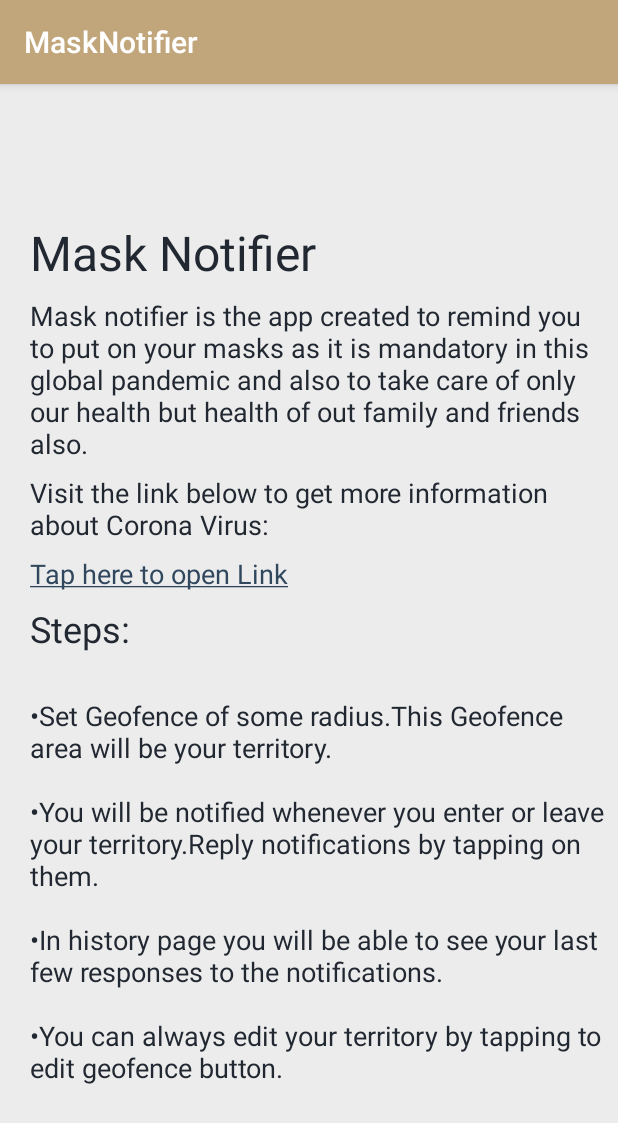
After one commit to RKtheGREAT007/MaskNotifier, an Android app: the About screen opened directly, with no data from a screen before it, on a phone screen of 412 x 824 dp. The commit adds this screen. Shown: the top 1123 px of the screen. Run offline under Robolectric (Android 15) with nearby library versions, the phone set to English and light mode, and no system bars.

```diff
--- a/app/build.gradle
+++ b/app/build.gradle
@@ -1,4 +1,5 @@
 apply plugin: 'com.android.application'
+apply plugin: 'com.google.gms.google-services'
 
 android {
     compileSdkVersion 30
@@ -38,6 +39,8 @@ dependencies {
     implementation 'com.google.android.gms:play-services-location:17.1.0'
     //noinspection GradleCompatible
     implementation "com.android.support:support-compat:28.0.0"
+    implementation 'com.google.firebase:firebase-auth:19.4.0'
+    implementation 'com.google.firebase:firebase-firestore:21.7.1'
     testImplementation 'junit:junit:4.12'
     androidTestImplementation 'androidx.test.ext:junit:1.1.2'
     androidTestImplementation 'androidx.test.espresso:espresso-core:3.3.0'
--- /dev/null
+++ b/app/src/main/java/com/example/masknotifier/About.java
@@ -0,0 +1,14 @@
+package com.example.masknotifier;
+
+import androidx.appcompat.app.AppCompatActivity;
+
+import android.os.Bundle;
+
+public class About extends AppCompatActivity {
+
+    @Override
+    protected void onCreate(Bundle savedInstanceState) {
+        super.onCreate(savedInstanceState);
+        setContentView(R.layout.activity_about);
+    }
+}
--- a/app/src/main/java/com/example/masknotifier/GeofenceBroadcastReceiver.java
+++ b/app/src/main/java/com/example/masknotifier/GeofenceBroadcastReceiver.java
@@ -3,7 +3,6 @@ package com.example.masknotifier;
 import android.content.BroadcastReceiver;
 import android.content.Context;
 import android.content.Intent;
-import android.location.Location;
 import android.util.Log;
 import android.widget.Toast;
 
--- a/app/src/main/java/com/example/masknotifier/MainActivity.java
+++ b/app/src/main/java/com/example/masknotifier/MainActivity.java
@@ -2,7 +2,6 @@ package com.example.masknotifier;
 
 import androidx.appcompat.app.AppCompatActivity;
 
-import android.app.PendingIntent;
 import android.content.Intent;
 import android.os.Bundle;
 import android.view.View;
@@ -81,7 +80,7 @@ public class MainActivity extends AppCompatActivity implements View.OnClickListe
                 break;
             case R.id.set_geo_fence_button:
                 //todo: goto next activity
-                startActivity(new Intent(this, MapsActivity.class));
+                startActivity(new Intent(this, SignUp.class));
                 break;
         }
     }
--- /dev/null
+++ b/app/src/main/res/layout/activity_about.xml
@@ -0,0 +1,104 @@
+<?xml version="1.0" encoding="utf-8"?>
+<androidx.constraintlayout.widget.ConstraintLayout xmlns:android="http://schemas.android.com/apk/res/android"
+    xmlns:app="http://schemas.android.com/apk/res-auto"
+    xmlns:tools="http://schemas.android.com/tools"
+    android:layout_width="match_parent"
+    android:layout_height="match_parent"
+    android:padding="8dp"
+    android:background="@color/colorPrimaryLight"
+    tools:context=".About">
+
+    <TextView
+        android:id="@+id/textView3"
+        android:layout_width="wrap_content"
+        android:layout_height="wrap_content"
+        android:text="Mask Notifier"
+        android:textColor="@color/colorPrimaryDark"
+        android:textSize="32sp"
+        android:layout_marginLeft="12dp"
+        android:textAlignment="center"
+        app:layout_constraintBottom_toBottomOf="parent"
+        app:layout_constraintEnd_toEndOf="parent"
+        app:layout_constraintHorizontal_bias="0.0"
+        app:layout_constraintStart_toStartOf="parent"
+        app:layout_constraintTop_toTopOf="parent"
+        app:layout_constraintVertical_bias="0.117" />
+
+    <TextView
+        android:id="@+id/textView4"
+        android:layout_width="match_parent"
+        android:layout_height="wrap_content"
+        android:layout_marginLeft="12dp"
+        android:layout_marginTop="8dp"
+        android:textAlignment="textStart"
+        android:text="Mask notifier is the app created to remind you to put on your masks as it is mandatory in this global pandemic and also to take care of only our health but health of out family and friends also."
+        android:textColor="@color/colorPrimaryDark"
+        android:textSize="18sp"
+        app:layout_constraintEnd_toEndOf="parent"
+        app:layout_constraintHorizontal_bias="0.0"
+        app:layout_constraintVertical_bias="0.0"
+        app:layout_constraintStart_toStartOf="parent"
+        app:layout_constraintTop_toBottomOf="@+id/textView3" />
+
+    <TextView
+        android:id="@+id/textView5"
+        android:layout_width="match_parent"
+        android:layout_height="wrap_content"
+        android:layout_marginLeft="12dp"
+        android:layout_marginTop="8dp"
+        android:text="Visit the link below to get more information about Corona Virus:"
+        android:textColor="@color/colorPrimaryDark"
+        android:textSize="18sp"
+        app:layout_constraintBottom_toBottomOf="parent"
+        app:layout_constraintEnd_toEndOf="parent"
+        app:layout_constraintHorizontal_bias="0.0"
+        app:layout_constraintStart_toStartOf="parent"
+        app:layout_constraintTop_toBottomOf="@+id/textView4"
+        app:layout_constraintVertical_bias="0.0" />
+
+    <TextView
+        android:id="@+id/textView6"
+        android:layout_width="match_parent"
+        android:layout_height="wrap_content"
+        android:layout_marginStart="12dp"
+        android:layout_marginTop="8dp"
+        android:text="@string/coronaLink"
+        android:textColor="@color/colorPrimary"
+        android:textSize="18sp"
+        app:layout_constraintBottom_toBottomOf="parent"
+        app:layout_constraintEnd_toEndOf="parent"
+        app:layout_constraintHorizontal_bias="0.0"
+        app:layout_constraintStart_toStartOf="parent"
+        app:layout_constraintTop_toBottomOf="@+id/textView5"
+        app:layout_constraintVertical_bias="0.0" />
+
+    <TextView
+        android:id="@+id/textView7"
+        android:layout_width="match_parent"
+        android:layout_height="wrap_content"
+        android:layout_marginStart="12dp"
+        android:layout_marginTop="8dp"
+        android:text="Steps:"
+        android:textColor="@color/colorPrimaryDark"
+        android:textSize="24sp"
+        app:layout_constraintBottom_toBottomOf="parent"
+        app:layout_constraintStart_toStartOf="parent"
+        app:layout_constraintTop_toBottomOf="@+id/textView6"
+        app:layout_constraintVertical_bias="0.0" />
+
+    <TextView
+        android:layout_width="match_parent"
+        android:layout_height="wrap_content"
+        android:text="@string/steps"
+        android:textSize="18sp"
+        android:textColor="@color/colorPrimaryDark"
+        app:layout_constraintBottom_toBottomOf="parent"
+        app:layout_constraintEnd_toEndOf="parent"
+        app:layout_constraintHorizontal_bias="0.0"
+        android:layout_marginStart="12dp"
+        android:layout_marginTop="8dp"
+        app:layout_constraintVertical_bias="0.0"
+        app:layout_constraintStart_toStartOf="parent"
+        app:layout_constraintTop_toBottomOf="@+id/textView7" />
+
+</androidx.constraintlayout.widget.ConstraintLayout>
--- a/app/src/main/res/values/strings.xml
+++ b/app/src/main/res/values/strings.xml
@@ -7,4 +7,10 @@
     <string name="title_3">We got you covered!</string>
     <string name="description_3">Mask Notifier will use Geo-fencing to notify you to wear mask, every time you move out of your territory.</string>
     <string name="title_activity_maps">Map</string>
+    <string name="coronaLink"><a href="https://www.google.com/">Tap here to open Link</a></string>
+    <string name="steps">
+                            \n&#8226;Set Geofence of some radius.This Geofence area will be your territory.\n
+                            \n&#8226;You will be notified whenever you enter or leave your territory.Reply notifications by tapping on them.\n
+    \n&#8226;In history page you will be able to see your last few responses to the notifications.\n
+        \n&#8226;You can always edit your territory by tapping to edit geofence button.\n</string>
 </resources>
--- a/build.gradle
+++ b/build.gradle
@@ -6,6 +6,7 @@ buildscript {
     }
     dependencies {
         classpath "com.android.tools.build:gradle:4.0.0"
+        classpath 'com.google.gms:google-services:4.3.3'
 
         // NOTE: Do not place your application dependencies here; they belong
         // in the individual module build.gradle files
```
Also changed, not shown: app/src/main/AndroidManifest.xml (+12 -4 lines), app/src/main/java/com/example/masknotifier/HomePage.java (+4 -9 lines), app/src/main/java/com/example/masknotifier/NotificationBroadcastReceiver.java (added, +67 -0 lines), app/src/main/java/com/example/masknotifier/NotificationHelper.java (+10 -1 lines), app/src/main/java/com/example/masknotifier/SignUp.java (added, +110 -0 lines), app/src/main/java/com/example/masknotifier/User.java (added, +45 -0 lines), app/src/main/res/layout/activity_home_page.xml (+17 -17 lines), app/src/main/res/layout/activity_sign_up.xml (added, +70 -0 lines).
